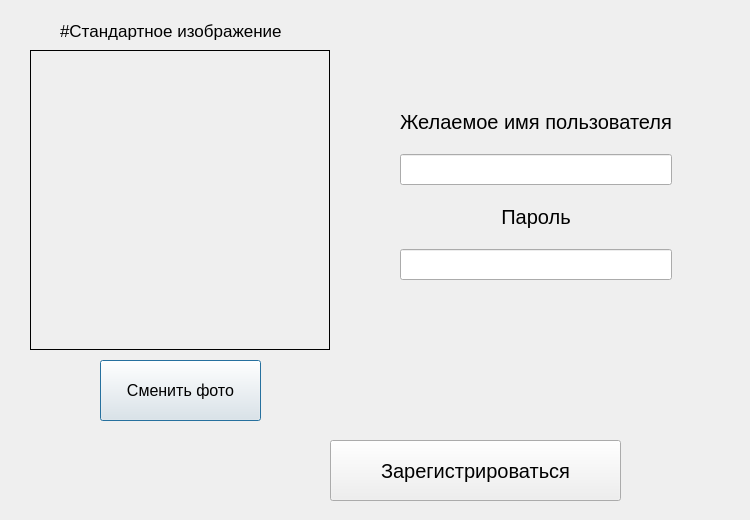
The window that Designs/registration.ui (Qusdy/YNDX_ProjectsGibalin) describes before a commit, drawn with Qt 5.
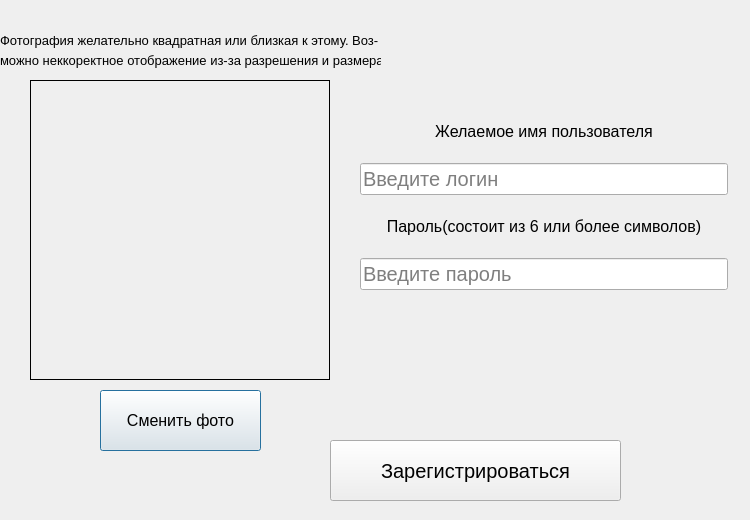
The same window after the commit. Icons and pictures are not drawn.

```diff
--- a/Designs/registration.ui
+++ b/Designs/registration.ui
@@ -17,7 +17,7 @@
    <property name="geometry">
     <rect>
      <x>100</x>
-     <y>360</y>
+     <y>390</y>
      <width>161</width>
      <height>61</height>
     </rect>
@@ -35,7 +35,7 @@
    <property name="geometry">
     <rect>
      <x>30</x>
-     <y>50</y>
+     <y>80</y>
      <width>300</width>
      <height>300</height>
     </rect>
@@ -53,30 +53,12 @@
     <bool>true</bool>
    </property>
   </widget>
-  <widget class="QLabel" name="lbl_clarification">
-   <property name="geometry">
-    <rect>
-     <x>60</x>
-     <y>20</y>
-     <width>221</width>
-     <height>21</height>
-    </rect>
-   </property>
-   <property name="font">
-    <font>
-     <pointsize>13</pointsize>
-    </font>
-   </property>
-   <property name="text">
-    <string>#Стандартное изображение</string>
-   </property>
-  </widget>
   <widget class="QWidget" name="verticalLayoutWidget">
    <property name="geometry">
     <rect>
-     <x>400</x>
-     <y>110</y>
-     <width>272</width>
+     <x>360</x>
+     <y>120</y>
+     <width>368</width>
      <height>170</height>
     </rect>
    </property>
@@ -93,12 +75,15 @@
      <widget class="QLabel" name="lbl_name">
       <property name="font">
        <font>
-        <pointsize>15</pointsize>
+        <pointsize>12</pointsize>
        </font>
       </property>
       <property name="text">
        <string>Желаемое имя пользователя</string>
       </property>
+      <property name="alignment">
+       <set>Qt::AlignCenter</set>
+      </property>
      </widget>
     </item>
     <item>
@@ -108,17 +93,20 @@
         <pointsize>15</pointsize>
        </font>
       </property>
+      <property name="placeholderText">
+       <string>Введите логин</string>
+      </property>
      </widget>
     </item>
     <item>
      <widget class="QLabel" name="lbl_password">
       <property name="font">
        <font>
-        <pointsize>15</pointsize>
+        <pointsize>12</pointsize>
        </font>
       </property>
       <property name="text">
-       <string>Пароль</string>
+       <string>Пароль(cостоит из 6 или более символов)</string>
       </property>
       <property name="alignment">
        <set>Qt::AlignCenter</set>
@@ -132,6 +120,9 @@
         <pointsize>15</pointsize>
        </font>
       </property>
+      <property name="placeholderText">
+       <string>Введите пароль</string>
+      </property>
      </widget>
     </item>
    </layout>
@@ -157,9 +148,9 @@
   <widget class="QLabel" name="error_label">
    <property name="geometry">
     <rect>
-     <x>380</x>
-     <y>20</y>
-     <width>331</width>
+     <x>360</x>
+     <y>70</y>
+     <width>371</width>
      <height>41</height>
     </rect>
    </property>
@@ -617,6 +608,42 @@
     <enum>Qt::AutoText</enum>
    </property>
   </widget>
+  <widget class="QLabel" name="lbl_warning">
+   <property name="geometry">
+    <rect>
+     <x>0</x>
+     <y>20</y>
+     <width>381</width>
+     <height>41</height>
+    </rect>
+   </property>
+   <property name="font">
+    <font>
+     <pointsize>10</pointsize>
+    </font>
+   </property>
+   <property name="text">
+    <string>Фотография желательно квадратная или близкая к этому. Воз-</string>
+   </property>
+  </widget>
+  <widget class="QLabel" name="lbl_warning_2">
+   <property name="geometry">
+    <rect>
+     <x>0</x>
+     <y>40</y>
+     <width>381</width>
+     <height>41</height>
+    </rect>
+   </property>
+   <property name="font">
+    <font>
+     <pointsize>10</pointsize>
+    </font>
+   </property>
+   <property name="text">
+    <string>можно неккоректное отображение из-за разрешения и размера</string>
+   </property>
+  </widget>
  </widget>
  <resources/>
  <connections/>
```
Left out of the diff: 2 changed lines with no effect on the pictures.
